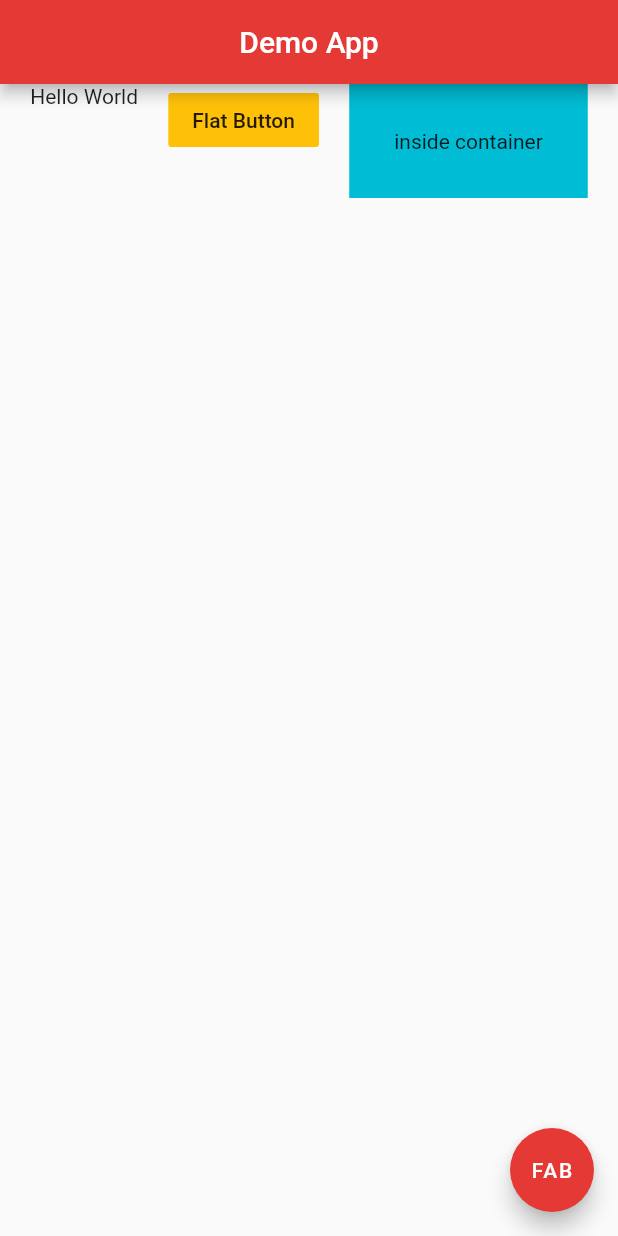
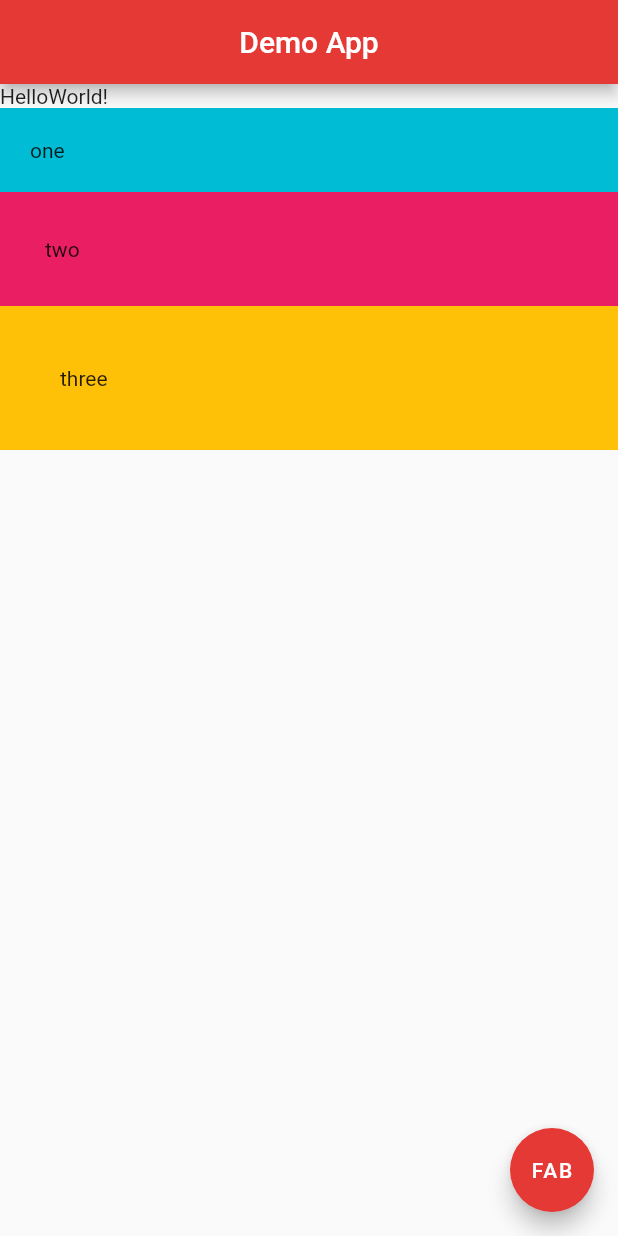
Before and after one commit to jscastanos/labs2020, a Flutter app: the screen it shows after launch, on a phone screen of 412 x 824 dp. Run offline on Flutter 3.47's test engine with Material 2 defaults, Android fonts, the phone set to English and light mode, and no system bars.

Commit message:
Column Widget

```diff
--- a/lib/main.dart
+++ b/lib/main.dart
@@ -13,20 +13,31 @@
         centerTitle: true,
         backgroundColor: Colors.red[600],
       ),
-      body: Row(
-        mainAxisAlignment: MainAxisAlignment.spaceEvenly,
-        crossAxisAlignment: CrossAxisAlignment.start,
+      body: Column(
+        mainAxisAlignment: MainAxisAlignment.start,
+        crossAxisAlignment: CrossAxisAlignment.stretch,
         children: <Widget>[
-          Text('Hello World'),
-          FlatButton(
-              onPressed: () {},
-              color: Colors.amber,
-              child: Text('Flat Button')),
+          Row(
+            children: <Widget>[
+              Text('Hello'),
+              Text('World!'),
+            ],
+          ),
           Container(
+            padding: EdgeInsets.all(20.0),
             color: Colors.cyan,
+            child: Text('one'),
+          ),
+          Container(
             padding: EdgeInsets.all(30.0),
-            child: Text('inside container'),
-          )
+            color: Colors.pink,
+            child: Text('two'),
+          ),
+          Container(
+            padding: EdgeInsets.all(40.0),
+            color: Colors.amber,
+            child: Text('three'),
+          ),
         ],
       ),
       floatingActionButton: FloatingActionButton(
```
